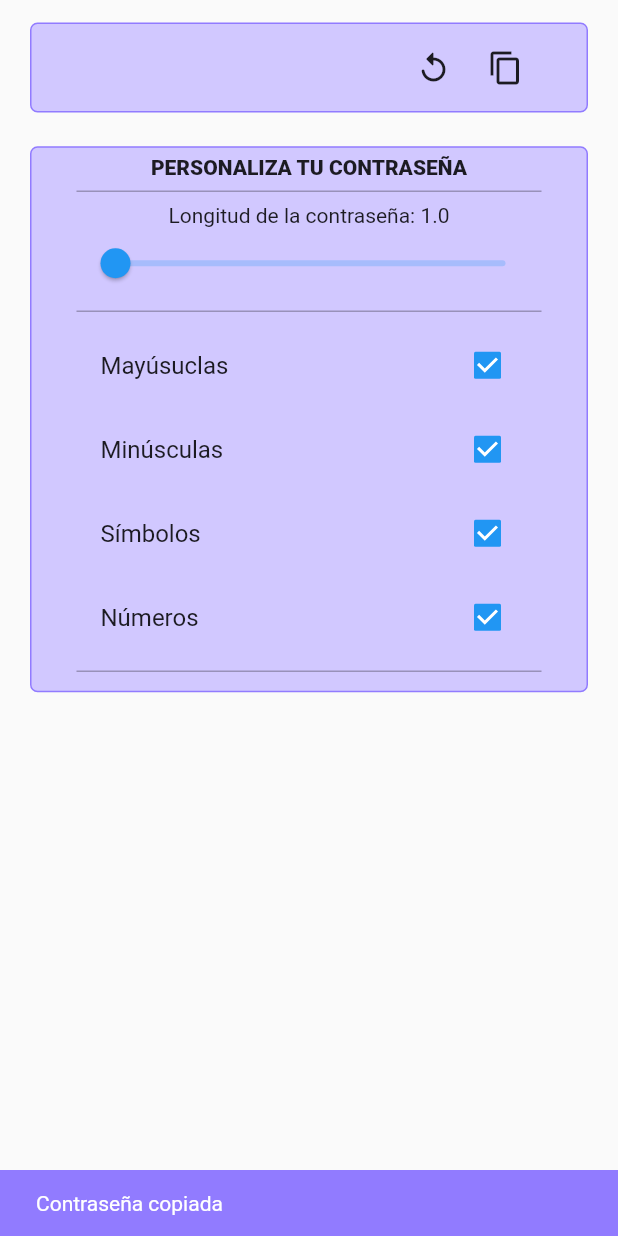
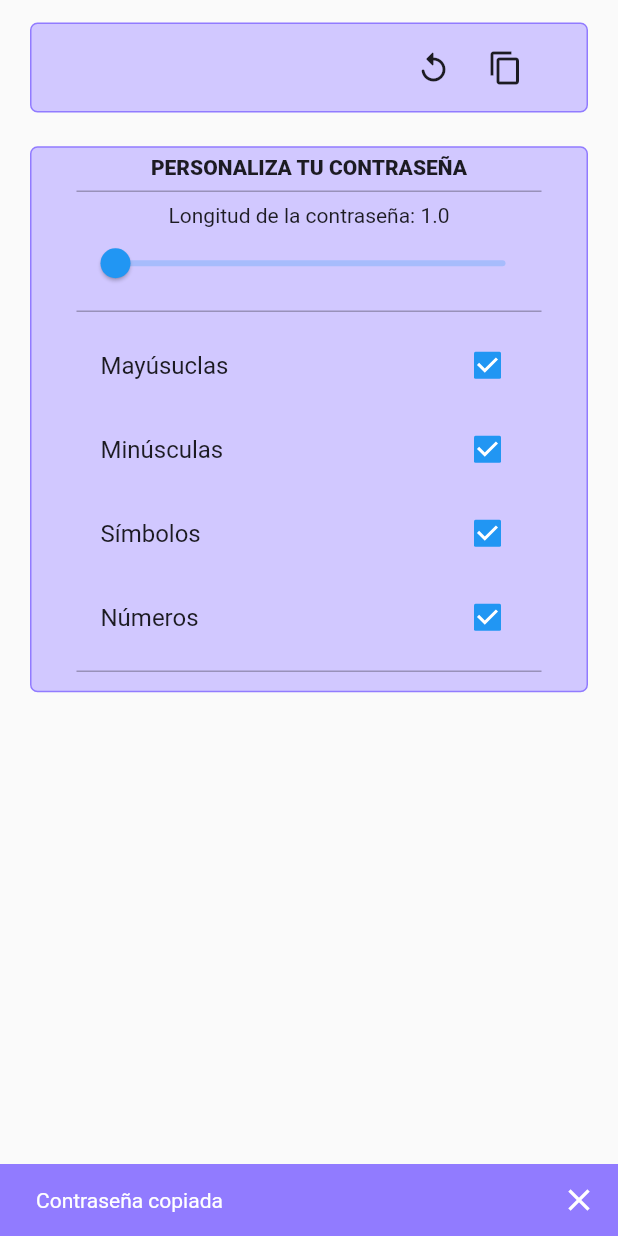
Before and after one commit to JHerrera458/DMovil_Tareas2023, a Flutter app: the FormPasswordGenerator widget shown alone on an empty page, opened directly, after a tap on the "content copy" icon, on a phone screen of 412 x 824 dp. Run offline on Flutter 3.47's test engine with Material 2 defaults, Android fonts, the phone set to English and light mode, and no system bars.

Commit message:
Tarea4: Close pop-up

```diff
--- a/lib/Tarea4/views/form_password_generator.dart
+++ b/lib/Tarea4/views/form_password_generator.dart
@@ -75,6 +75,8 @@ class _FormPasswordGeneratorState extends State<FormPasswordGenerator> {
 
   void showCopyDialog() {
     const snackBar = SnackBar(
+      showCloseIcon: true,
+      closeIconColor: Colors.white,
       backgroundColor: Color.fromARGB(255, 145, 123, 255),
       content: Text('Contraseña copiada'),
       duration: Duration(seconds: 2),
```
